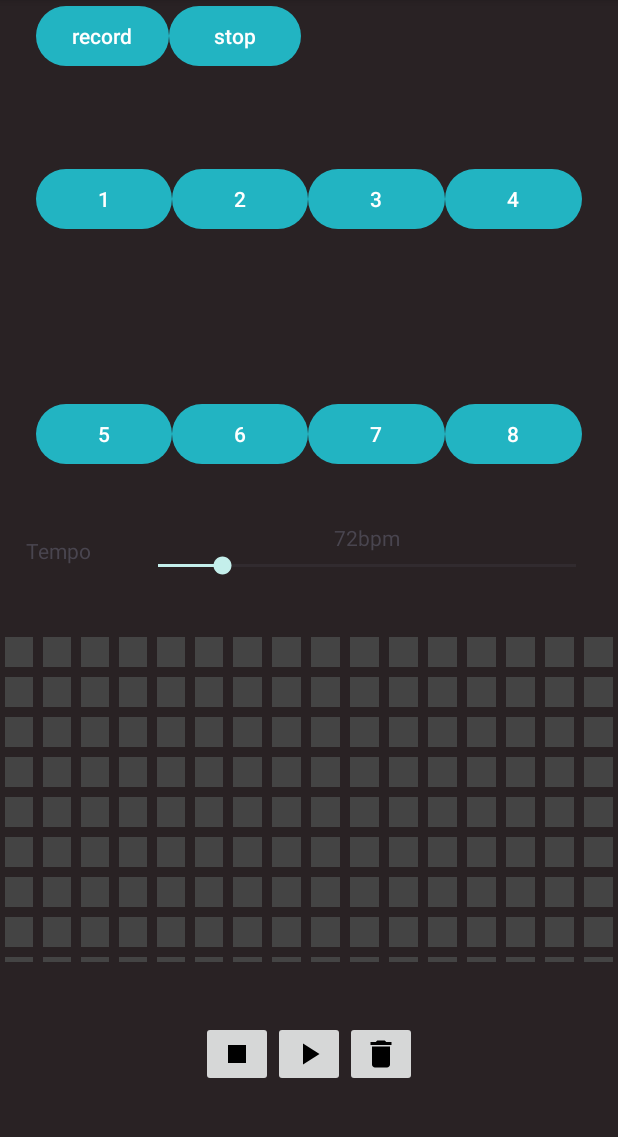
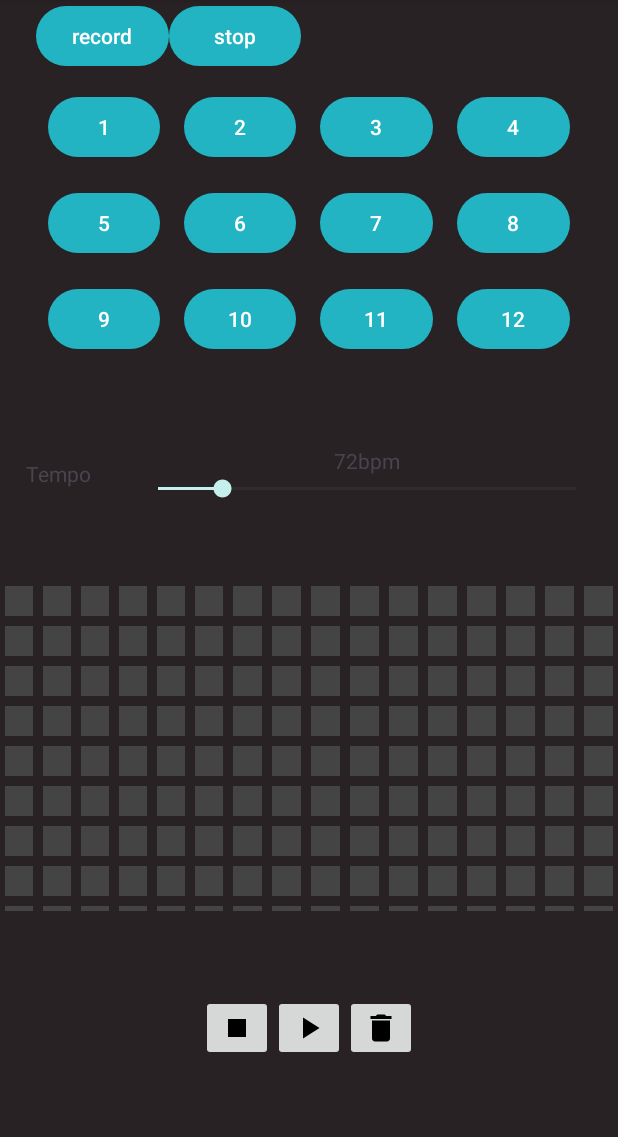
Before and after one commit to johncrawley/SuperSimpleSoundboard, an Android app: the screen it shows after launch (MainActivity), on a phone screen of 412 x 824 dp, the part 96-1233 px from its top. Run offline under Robolectric (Android 15) with nearby library versions, the phone set to English and light mode, and no system bars; 2 statements that could not run were skipped.

Commit message:
Improved layout for sound buttons.

```diff
--- a/app/src/main/java/com/jacstuff/supersimplesoundboard/MainActivity.java
+++ b/app/src/main/java/com/jacstuff/supersimplesoundboard/MainActivity.java
@@ -318,7 +318,6 @@ public class MainActivity extends AppCompatActivity implements MainView {
     );
 
 
-
     private void setupRecordingButtons(){
         recordSoundButton = findViewById(R.id.recordSoundButton);
         recordSoundButton.setOnClickListener(v -> audioRecorder.toggleRecord());
--- a/app/src/main/res/layout/activity_main.xml
+++ b/app/src/main/res/layout/activity_main.xml
@@ -33,6 +33,15 @@
 
     </LinearLayout>
 
+    <LinearLayout
+        android:id="@+id/soundButtonLayout"
+        android:layout_width="match_parent"
+        android:layout_height="wrap_content"
+        app:layout_constraintEnd_toEndOf="parent"
+        app:layout_constraintStart_toStartOf="parent"
+        app:layout_constraintTop_toTopOf="parent"
+        app:layout_constraintBottom_toTopOf="@id/bpmLayout"
+        android:orientation="vertical">
 
         <LinearLayout
             tools:ignore="ButtonStyle"
@@ -49,18 +58,21 @@
 
             <Button
                 android:id="@+id/soundButton1"
+                android:layout_margin="@dimen/sound_button_margin"
                 android:layout_width="0dp"
                 android:layout_weight="1"
                 android:layout_height="wrap_content"
                 android:text="@string/sound_button_1"/>
             <Button
                 android:id="@+id/soundButton2"
+                android:layout_margin="@dimen/sound_button_margin"
                 android:layout_width="0dp"
                 android:layout_weight="1"
                 android:layout_height="wrap_content"
                 android:text="@string/sound_button_2"/>
             <Button
                 android:id="@+id/soundButton3"
+                android:layout_margin="@dimen/sound_button_margin"
                 android:layout_width="0dp"
                 android:layout_weight="1"
                 android:layout_height="wrap_content"
@@ -68,13 +80,12 @@
                 />
             <Button
                 android:id="@+id/soundButton4"
+                android:layout_margin="@dimen/sound_button_margin"
                 android:layout_width="0dp"
                 android:layout_weight="1"
                 android:layout_height="wrap_content"
                 android:text="@string/sound_button_4"/>
-
         </LinearLayout>
-
         <LinearLayout
             tools:ignore="ButtonStyle"
             android:id="@+id/buttonLayoutRow2"
@@ -90,18 +101,21 @@
 
             <Button
                 android:id="@+id/soundButton5"
+                android:layout_margin="@dimen/sound_button_margin"
                 android:layout_width="0dp"
                 android:layout_weight="1"
                 android:layout_height="wrap_content"
                 android:text="@string/sound_button_5"/>
             <Button
                 android:id="@+id/soundButton6"
+                android:layout_margin="@dimen/sound_button_margin"
                 android:layout_width="0dp"
                 android:layout_weight="1"
                 android:layout_height="wrap_content"
                 android:text="@string/sound_button_6"/>
             <Button
                 android:id="@+id/soundButton7"
+                android:layout_margin="@dimen/sound_button_margin"
                 android:layout_width="0dp"
                 android:layout_weight="1"
                 android:layout_height="wrap_content"
@@ -109,12 +123,64 @@
                 />
             <Button
                 android:id="@+id/soundButton8"
+                android:layout_margin="@dimen/sound_button_margin"
                 android:layout_width="0dp"
                 android:layout_weight="1"
                 android:layout_height="wrap_content"
                 android:text="@string/sound_button_8"/>
+        </LinearLayout>
+
+
+
+        <LinearLayout
+            tools:ignore="ButtonStyle"
+            android:id="@+id/buttonLayoutRow3"
+            android:layout_width="match_parent"
+            android:layout_height="wrap_content"
+            android:layout_marginHorizontal="24dp"
+            android:weightSum="4"
+            app:layout_constraintEnd_toEndOf="parent"
+            app:layout_constraintStart_toStartOf="parent"
+            app:layout_constraintTop_toBottomOf="@+id/buttonLayout"
+            app:layout_constraintBottom_toTopOf="@id/stepLayout"
+            android:orientation="horizontal">
+
+            <Button
+                android:id="@+id/soundButton9"
+                android:layout_margin="@dimen/sound_button_margin"
+                android:layout_width="0dp"
+                android:layout_weight="1"
+                android:layout_height="wrap_content"
+                android:text="@string/sound_button_9"/>
+            <Button
+                android:id="@+id/soundButton10"
+                android:layout_margin="@dimen/sound_button_margin"
+                android:layout_width="0dp"
+                android:layout_weight="1"
+                android:layout_height="wrap_content"
+                android:text="@string/sound_button_10"/>
+            <Button
+                android:id="@+id/soundButton11"
+                android:layout_margin="@dimen/sound_button_margin"
+                android:layout_width="0dp"
+                android:layout_weight="1"
+                android:layout_height="wrap_content"
+                android:text="@string/sound_button_11"
+                />
+            <Button
+                android:id="@+id/soundButton12"
+                android:layout_margin="@dimen/sound_button_margin"
+                android:layout_width="0dp"
+                android:layout_weight="1"
+                android:layout_height="wrap_content"
+                android:text="@string/sound_button_12"/>
 
         </LinearLayout>
+    </LinearLayout>
+
+
+
+
 
 
     <LinearLayout
@@ -125,7 +191,7 @@
         android:weightSum="10"
         app:layout_constraintEnd_toEndOf="parent"
         app:layout_constraintStart_toStartOf="parent"
-        app:layout_constraintTop_toBottomOf="@id/buttonLayoutRow2"
+        app:layout_constraintTop_toBottomOf="@id/soundButtonLayout"
         app:layout_constraintBottom_toTopOf="@id/stepLayout">
 
         <TextView
--- /dev/null
+++ b/app/src/main/res/values/dimens.xml
@@ -0,0 +1,5 @@
+<?xml version="1.0" encoding="utf-8"?>
+<resources>
+    <dimen name="sound_button_margin">8dp</dimen>
+
+</resources>
--- a/app/src/main/res/values/strings.xml
+++ b/app/src/main/res/values/strings.xml
@@ -14,4 +14,8 @@
     <string name="sound_button_6">6</string>
     <string name="sound_button_7">7</string>
     <string name="sound_button_8">8</string>
+    <string name="sound_button_9">9</string>
+    <string name="sound_button_10">10</string>
+    <string name="sound_button_11">11</string>
+    <string name="sound_button_12">12</string>
 </resources>
```
Lines whose indentation alone changed are shown as unchanged.
